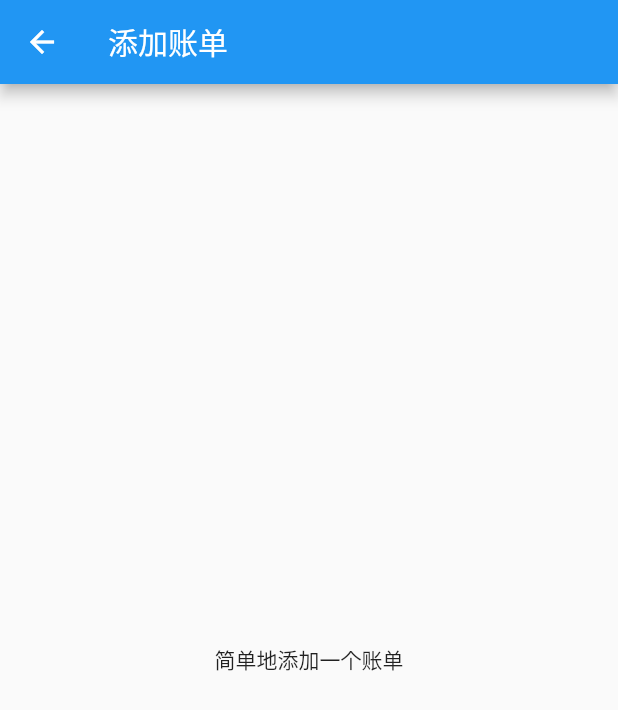
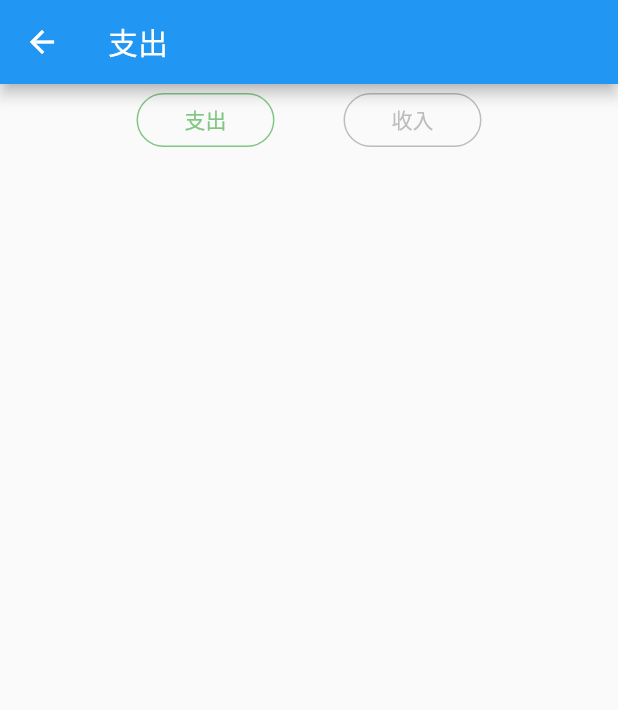
Before and after one commit to ggaier/jizhang, a Flutter app: the screen it shows after launch, after a tap on the "add" icon, on a phone screen of 412 x 824 dp. Shown: the top 710 px of the screen. Run offline on Flutter 3.47's test engine with Material 2 defaults, Android fonts, the phone set to English and light mode, and no system bars; our stand-ins replace flutter_bloc; missing offline and left inert: dart:ffi.

Commit message:
新增添加账单页面, 两个账单类型的按钮

```diff
--- a/lib/add_bill/add_bill_view.dart
+++ b/lib/add_bill/add_bill_view.dart
@@ -1,3 +1,4 @@
+import 'package:accountbook/vo/bill.dart';
 import 'package:flutter/material.dart';
 
 class AddBillView extends StatefulWidget {
@@ -8,15 +9,67 @@ class AddBillView extends StatefulWidget {
 }
 
 class _AddBillState extends State {
+  BillType _billType = BillType.expense;
+  String _title = "支出";
+
   @override
   Widget build(BuildContext context) {
     return Scaffold(
-      appBar: AppBar(
-        title: Text("添加账单"),
-      ),
-      body: Center(
-        child: Text("简单地添加一个账单"),
-      ),
+        appBar: AppBar(
+          title: Text(_title),
+        ),
+        body: _buildAddBillBody(context));
+  }
+
+  Widget _buildAddBillBody(BuildContext context) {
+    final expenseColor = (_billType == BillType.expense ? Colors.green[300] : Colors.grey[400])!;
+    final earningColor = (_billType == BillType.earning ? Colors.red[300] : Colors.grey[400])!;
+    return Row(
+      mainAxisAlignment: MainAxisAlignment.spaceBetween,
+      crossAxisAlignment: CrossAxisAlignment.start,
+      children: [
+        SizedBox(width: 45),
+        OutlinedButton(
+            child: Text(
+              "支出",
+              style: TextStyle(color: expenseColor),
+            ),
+            onPressed: () => _onBillTypeChanged(BillType.expense),
+            style: OutlinedButton.styleFrom(
+                padding: const EdgeInsets.symmetric(horizontal: 32.0),
+                side: BorderSide(color: expenseColor),
+                shape: RoundedRectangleBorder(
+                    borderRadius: BorderRadius.circular(18.0), side: BorderSide(color: expenseColor)))),
+        OutlinedButton(
+            child: Text("收入", style: TextStyle(color: earningColor)),
+            onPressed: () => _onBillTypeChanged(BillType.earning),
+            style: OutlinedButton.styleFrom(
+                padding: const EdgeInsets.symmetric(horizontal: 32.0),
+                side: BorderSide(color: earningColor),
+                shape: RoundedRectangleBorder(
+                    borderRadius: BorderRadius.circular(18.0), side: BorderSide(color: earningColor)))),
+        SizedBox(width: 45),
+      ],
     );
   }
+
+  void _onBillTypeChanged(BillType? value) {
+    if (value == null) return;
+    setState(() {
+      _billType = value;
+      switch (value) {
+        case BillType.expense:
+          _title = "支出";
+          break;
+        case BillType.earning:
+          _title = "收入";
+          break;
+        case BillType.transfer:
+          _title = "转账";
+          break;
+        default:
+        //do nothing
+      }
+    });
+  }
 }
--- a/lib/vo/bill.dart
+++ b/lib/vo/bill.dart
@@ -1,6 +1,6 @@
 import 'package:intl/intl.dart';
 
-enum BillType { earning, expense, summary }
+enum BillType { earning, expense, summary, transfer }
 
 class Bill {
   int id;
```
